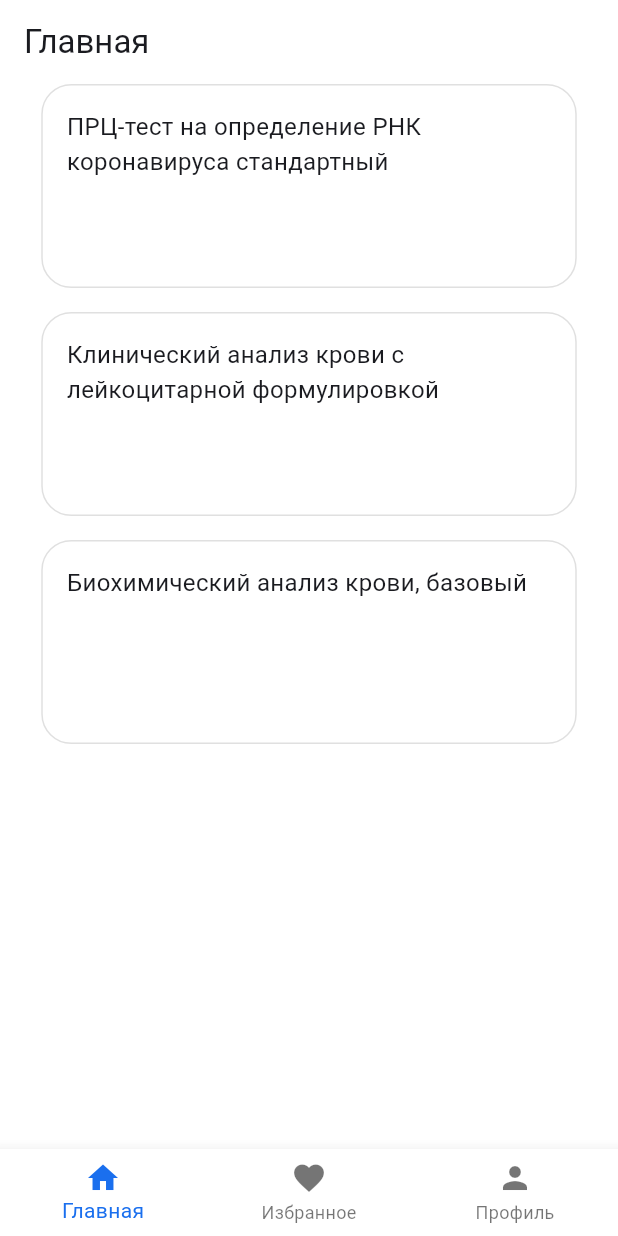
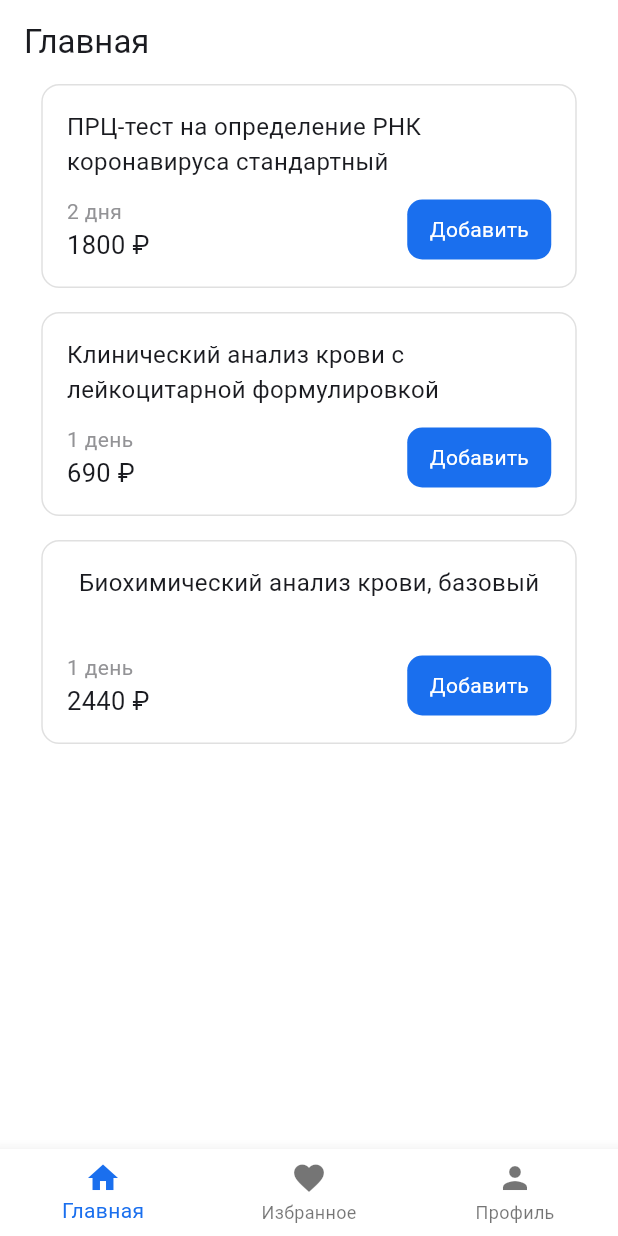
Before and after one commit to Voldezhur/FlutterTestingGrounds, a Flutter app: the screen it shows after launch, on a phone screen of 412 x 824 dp. Run offline on Flutter 3.47's test engine with Material 3 defaults, Android fonts, the phone set to English and light mode, and no system bars; our stand-ins replace flutter_slidable.

Commit message:
Finished the item cards

```diff
--- a/medical_app/lib/components/item_card.dart
+++ b/medical_app/lib/components/item_card.dart
@@ -39,6 +39,20 @@ class _ItemCardState extends State<ItemCard> {
     });
   }
 
+  String _addCorrectDayWord(int days) {
+    if (days < 11 || days > 14) {
+      switch (days % 10) {
+        case 1:
+          return "${days.toString()} день";
+        case >= 2 && < 5:
+          return "${days.toString()} дня";
+
+        default:
+      }
+    }
+    return "${days.toString()} дней";
+  }
+
   @override
   Widget build(BuildContext context) {
     return Container(
@@ -47,14 +61,13 @@ class _ItemCardState extends State<ItemCard> {
       margin: const EdgeInsets.fromLTRB(27.5, 0, 27.5, 16),
       padding: const EdgeInsets.all(16),
       decoration: BoxDecoration(
-        borderRadius: const BorderRadius.all(Radius.circular(20)),
+        borderRadius: const BorderRadius.all(Radius.circular(12)),
         border: Border.all(
           color: const Color.fromRGBO(224, 224, 224, 100),
         ),
       ),
       child: Column(
-        children: [
-          Row(
+        mainAxisAlignment: MainAxisAlignment.spaceBetween,
         children: [
           Flexible(
             child: Text(
@@ -64,14 +77,48 @@ class _ItemCardState extends State<ItemCard> {
               maxLines: 2,
             ),
           ),
+          Row(
+            mainAxisAlignment: MainAxisAlignment.spaceBetween,
+            children: [
+              Column(
+                mainAxisAlignment: MainAxisAlignment.spaceBetween,
+                crossAxisAlignment: CrossAxisAlignment.start,
+                children: [
+                  Text(
+                    _addCorrectDayWord(items[widget.itemIndex].duration),
+                    style: const TextStyle(
+                      fontSize: 14,
+                      color: Color.fromRGBO(147, 147, 150, 100),
+                    ),
+                  ),
+                  Text(
+                    '${items[widget.itemIndex].price} ₽',
+                    style: const TextStyle(
+                      fontSize: 17,
+                    ),
+                  ),
                 ],
               ),
-          Row(
-            children: [
-              Column(
-                children: [],
+              GestureDetector(
+                onTap: () => _addToCart(),
+                child: Container(
+                  width: 96,
+                  height: 40,
+                  decoration: BoxDecoration(
+                    borderRadius: const BorderRadius.all(Radius.circular(10)),
+                    color: Theme.of(context).primaryColor,
                   ),
-              Container()
+                  child: const Center(
+                    child: Text(
+                      'Добавить',
+                      style: TextStyle(
+                        color: Colors.white,
+                        fontSize: 14,
+                      ),
+                    ),
+                  ),
+                ),
+              ),
             ],
           )
         ],
--- a/medical_app/lib/pages/cart_page.dart
+++ b/medical_app/lib/pages/cart_page.dart
@@ -39,7 +39,7 @@ class _CartPageState extends State<CartPage> {
         body: cart.isEmpty
             ? const Center(
                 child: Text(
-                  "Пусто 🤷\nПопробуйте добавить книгу в корзину",
+                  "Пусто 🤷\nПопробуйте добавить услугу в корзину",
                   style: TextStyle(fontSize: 15),
                   textAlign: TextAlign.center,
                 ),
```
Lines whose indentation alone changed are shown as unchanged.
